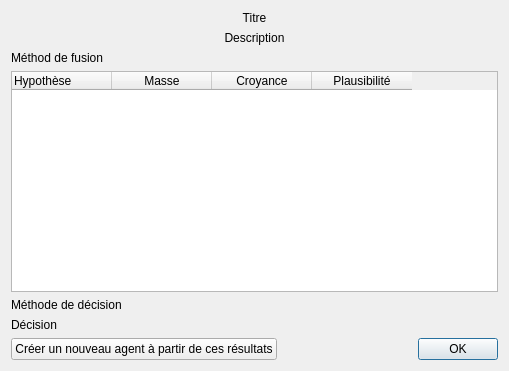
First picture: the form in UI/ResultatsDialog.ui, repository Hamza5/Plateforme-outils-SII, before the edit.
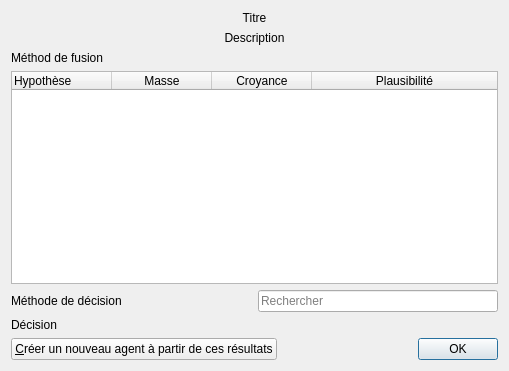
Second picture: the form after the edit.

Commit message: Corriger des erreurs, ajouter des raccourcis claviers, et ajouter la recherche dans les résultats (en sélection).

What changed in the file:
```diff
--- a/UI/ResultatsDialog.ui
+++ b/UI/ResultatsDialog.ui
@@ -55,6 +55,21 @@
      <property name="autoFillBackground">
       <bool>true</bool>
      </property>
+     <property name="editTriggers">
+      <set>QAbstractItemView::NoEditTriggers</set>
+     </property>
+     <property name="selectionBehavior">
+      <enum>QAbstractItemView::SelectRows</enum>
+     </property>
+     <property name="sortingEnabled">
+      <bool>true</bool>
+     </property>
+     <attribute name="horizontalHeaderStretchLastSection">
+      <bool>true</bool>
+     </attribute>
+     <attribute name="verticalHeaderShowSortIndicator" stdset="0">
+      <bool>true</bool>
+     </attribute>
      <column>
       <property name="text">
        <string>Hypothèse</string>
@@ -90,6 +105,8 @@
     </widget>
    </item>
    <item>
+    <layout class="QHBoxLayout" name="horizontalLayout_2">
+     <item>
     <widget class="QLabel" name="decisionMethodLabel">
      <property name="text">
       <string>Méthode de décision</string>
@@ -97,6 +114,21 @@
     </widget>
    </item>
    <item>
+      <widget class="QLineEdit" name="rechercheLineEdit">
+       <property name="sizePolicy">
+        <sizepolicy hsizetype="Preferred" vsizetype="Fixed">
+         <horstretch>0</horstretch>
+         <verstretch>0</verstretch>
+        </sizepolicy>
+       </property>
+       <property name="placeholderText">
+        <string>Rechercher</string>
+       </property>
+      </widget>
+     </item>
+    </layout>
+   </item>
+   <item>
     <widget class="QLabel" name="decisionLabel">
      <property name="text">
       <string>Décision</string>
@@ -108,7 +140,7 @@
      <item>
       <widget class="QPushButton" name="agentButton">
        <property name="text">
-        <string>Créer un nouveau agent à partir de ces résultats</string>
+        <string>&amp;Créer un nouveau agent à partir de ces résultats</string>
        </property>
       </widget>
      </item>
```
Lines whose indentation alone changed are shown as unchanged. The commit also changes 8 other files.
